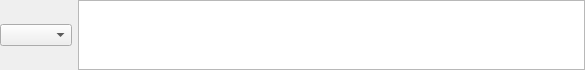
The window that src/qtui/ui/inputwidget.ui (quassel/quassel) describes before a commit, drawn with Qt 5.
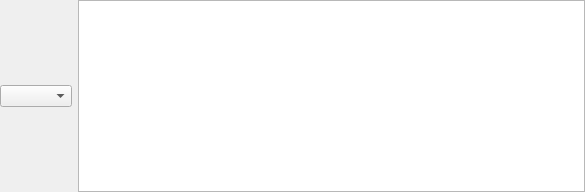
The same window after the commit. Custom widgets are drawn as their Qt base class.

```diff
--- a/src/qtui/ui/inputwidget.ui
+++ b/src/qtui/ui/inputwidget.ui
@@ -7,7 +7,7 @@
     <x>0</x>
     <y>0</y>
     <width>585</width>
-    <height>52</height>
+    <height>192</height>
    </rect>
   </property>
   <property name="sizePolicy">
@@ -41,7 +41,7 @@
       <enum>Qt::ScrollBarAsNeeded</enum>
      </property>
      <property name="lineWrapMode">
-      <enum>QTextEdit::NoWrap</enum>
+      <enum>QTextEdit::WidgetWidth</enum>
      </property>
     </widget>
    </item>
```
